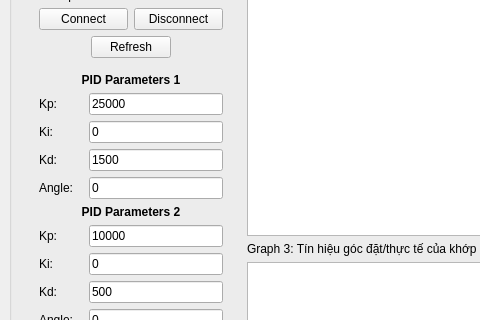
duykienphan/DoAnRobot, file gui.ui: the form before one commit; both pictures show x 0 to 480 and y 170 to 490 of the 1221 by 959 pixel window.
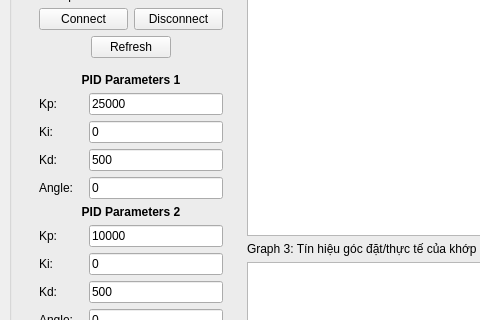
The form after the commit. The open tabs and pages were chosen to show the change. Custom widgets are drawn as their Qt base class.

```diff
--- a/gui.ui
+++ b/gui.ui
@@ -341,7 +341,7 @@
                        </size>
                       </property>
                       <property name="text">
-                       <string>1500</string>
+                       <string>500</string>
                       </property>
                      </widget>
                     </item>
```
Left out of the diff: 4 changed lines with no effect on the pictures.
